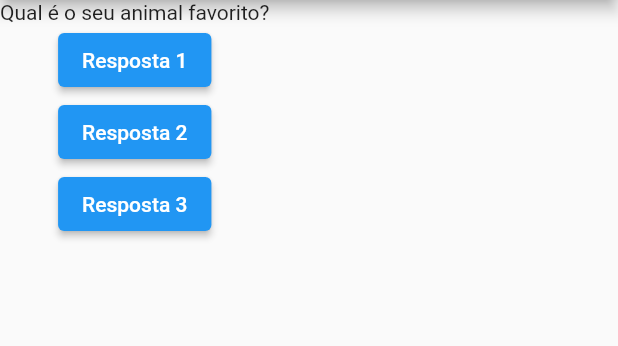
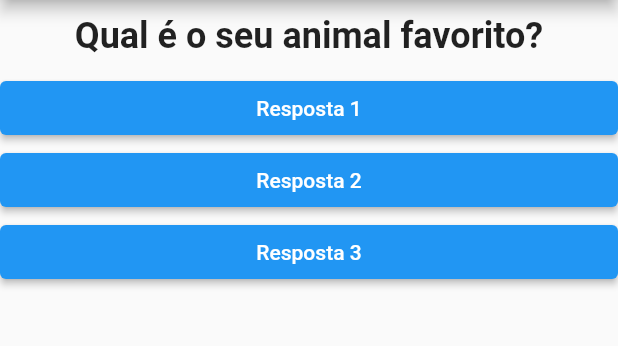
Before and after one commit to DjalmaHenry/quiz-mobile, a Flutter app: the screen it shows after launch, after a tap on "Resposta 1", on a phone screen of 412 x 824 dp, the part 84-430 px from its top. Run offline on Flutter 3.47's test engine with Material 2 defaults, Android fonts, the phone set to English and light mode, and no system bars.

```diff
--- /dev/null
+++ b/lib/Resposta.dart
@@ -0,0 +1,24 @@
+import 'package:flutter/material.dart';
+
+class Resposta extends StatelessWidget {
+
+  final String texto;
+  final void Function() quandoSelecionado;
+
+  Resposta(this.texto, this.quandoSelecionado);
+
+  @override
+  Widget build(BuildContext context) {
+    return Container(
+      width: double.infinity,
+      child: ElevatedButton(
+        style: ElevatedButton.styleFrom(
+          primary: Colors.blue,
+          onPrimary: Colors.white,
+        ),
+        child: Text(texto),
+        onPressed: quandoSelecionado,
+      ),
+    );
+  }
+}
--- a/lib/main.dart
+++ b/lib/main.dart
@@ -1,17 +1,18 @@
 import 'package:flutter/material.dart';
+import './questao.dart';
+import './resposta.dart';
 
 main() => runApp(PerguntaApp());
 
-class PerguntaAppState extends State<PerguntaApp> {
-  var PerguntaSelecionada = 0;
+class _PerguntaAppState extends State<PerguntaApp> {
+  var _PerguntaSelecionada = 0;
 
-  void responder() {
+  void _responder() {
     setState(() {
-      if (PerguntaSelecionada < 2) {
-        PerguntaSelecionada++;
+      if (_PerguntaSelecionada < 2) {
+        _PerguntaSelecionada++;
       }
     });
-    print(PerguntaSelecionada);
   }
 
   @override
@@ -30,31 +31,10 @@ class PerguntaAppState extends State<PerguntaApp> {
         ),
         body: Column(
           children: <Widget>[
-            Text(perguntas[PerguntaSelecionada]),
-            ElevatedButton(
-              style: ElevatedButton.styleFrom(
-                primary: Colors.blue,
-                onPrimary: Colors.white,
-              ),
-              child: Text('Resposta 1'),
-              onPressed: responder,
-            ),
-            ElevatedButton(
-              style: ElevatedButton.styleFrom(
-                primary: Colors.blue,
-                onPrimary: Colors.white,
-              ),
-              child: Text('Resposta 2'),
-              onPressed: responder,
-            ),
-            ElevatedButton(
-              style: ElevatedButton.styleFrom(
-                primary: Colors.blue,
-                onPrimary: Colors.white,
-              ),
-              child: Text('Resposta 3'),
-              onPressed: responder,
-            )
+            Questao(perguntas[_PerguntaSelecionada]),
+            Resposta('Resposta 1', _responder),
+            Resposta('Resposta 2', _responder),
+            Resposta('Resposta 3', _responder),
           ],
         ),
       ),
@@ -63,7 +43,7 @@ class PerguntaAppState extends State<PerguntaApp> {
 }
 
 class PerguntaApp extends StatefulWidget {
-  PerguntaAppState createState() {
-    return PerguntaAppState();
+  _PerguntaAppState createState() {
+    return _PerguntaAppState();
   }
 }
--- /dev/null
+++ b/lib/questao.dart
@@ -0,0 +1,24 @@
+import 'package:flutter/material.dart';
+
+class Questao extends StatelessWidget {
+
+  final String texto;
+
+  Questao(this.texto);
+
+  @override
+  Widget build(BuildContext context) {
+    return Container(
+      width: double.infinity,
+      margin: EdgeInsets.all(10),
+      child: Text(
+        texto,
+        style: const TextStyle(
+          fontSize: 24,
+          fontWeight: FontWeight.bold,
+        ),
+        textAlign: TextAlign.center,
+      ),
+    );
+  }
+}
```
